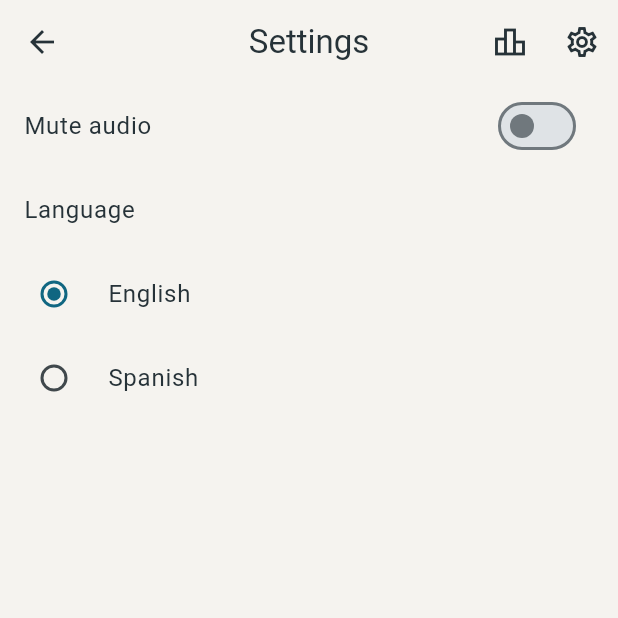
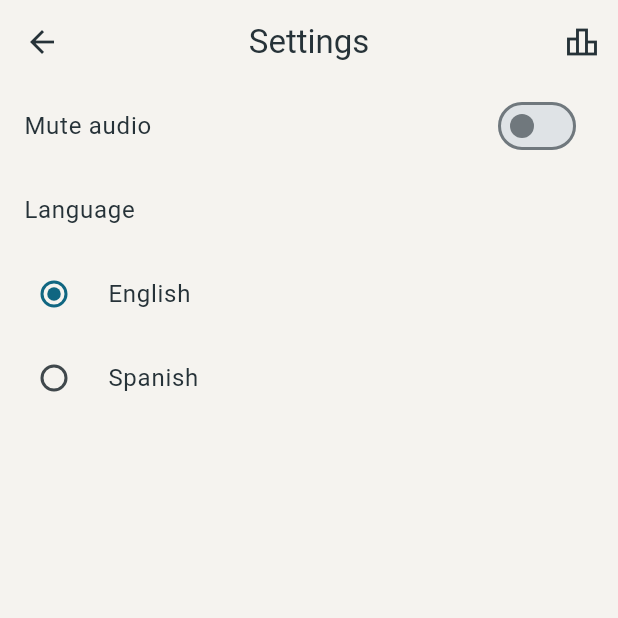
Before and after one commit to Mianjoy/Arrow-Maze-Escape-Puzzle, a Flutter app: the LeaderboardHubScreen screen opened by its route, after a tap on the "settings" icon, on a phone screen of 412 x 824 dp, the top half of it. Run offline on Flutter 3.47's test engine with Material 3 defaults, Android fonts, the phone set to English and light mode, and no system bars; our stand-ins replace audioplayers, shared_preferences; accounts and stored records are empty; network calls fail.

Commit message:
fix(ui): resolve leaderboard crash, nav context and level progress refresh
- Copy level list before sort in LeaderboardHubScreen
- Hide redundant nav icons on leaderboard and settings screens
- Disable back navigation on home root screen
- Refresh level progress via RouteAware when returning from game
- Enlarge arrowheads for clearer direction
- Add i18n empty/error messages and AI_USAGE.md entry (#28)

```diff
--- a/lib/l10n/app_strings.dart
+++ b/lib/l10n/app_strings.dart
@@ -120,6 +120,18 @@ abstract class AppStrings {
 
   /// Notificación cuando falla la actualización del catálogo.
   String get levelsRefreshFailed;
+
+  /// Mensaje cuando un nivel no tiene entradas en la clasificación.
+  String get leaderboardNoScores;
+
+  /// Mensaje cuando falla la carga del ranking de un nivel.
+  String get leaderboardLoadFailed;
+
+  /// Mensaje cuando el hub de clasificación no tiene niveles disponibles.
+  String get leaderboardHubNoLevels;
+
+  /// Mensaje cuando falla la carga del hub de clasificación.
+  String get leaderboardHubLoadFailed;
 }
 
 /// Cadenas en inglés (idioma por defecto).
@@ -238,6 +250,18 @@ class AppStringsEn extends AppStrings {
 
   @override
   String get levelsRefreshFailed => 'Could not refresh the level catalog.';
+
+  @override
+  String get leaderboardNoScores => 'No scores recorded for this level yet.';
+
+  @override
+  String get leaderboardLoadFailed => 'Could not load the leaderboard. Try again later.';
+
+  @override
+  String get leaderboardHubNoLevels => 'No levels available to show rankings.';
+
+  @override
+  String get leaderboardHubLoadFailed => 'Could not load levels for the leaderboard.';
 }
 
 /// Cadenas en español.
@@ -357,6 +381,18 @@ class AppStringsEs extends AppStrings {
 
   @override
   String get levelsRefreshFailed => 'No se pudo actualizar el catálogo de niveles.';
+
+  @override
+  String get leaderboardNoScores => 'Aún no hay registros en este nivel.';
+
+  @override
+  String get leaderboardLoadFailed => 'No se pudo cargar la clasificación. Intenta más tarde.';
+
+  @override
+  String get leaderboardHubNoLevels => 'No hay niveles disponibles para mostrar clasificaciones.';
+
+  @override
+  String get leaderboardHubLoadFailed => 'No se pudieron cargar los niveles para la clasificación.';
 }
 
 /// Provee [AppStrings] a descendientes del árbol de widgets vía `of(context)`.
--- a/lib/main.dart
+++ b/lib/main.dart
@@ -62,6 +62,7 @@ import 'presentation/result/result_screen_args.dart';
 import 'presentation/result/victory_screen.dart';
 import 'presentation/settings/app_settings_controller.dart';
 import 'presentation/settings/settings_screen.dart';
+import 'presentation/navigation/app_route_observer.dart';
 import 'presentation/theme/app_theme.dart';
 import 'presentation/widgets/phone_frame.dart';
 
@@ -372,6 +373,7 @@ class _ArrowMazeAppState extends State<ArrowMazeApp> {
           locale: locale,
           theme: AppTheme.build(),
           initialRoute: '/home',
+          navigatorObservers: [appRouteObserver],
           builder: (context, child) {
             return child ?? const SizedBox.shrink();
           },
--- a/lib/presentation/game/widgets/arrow_board_painter.dart
+++ b/lib/presentation/game/widgets/arrow_board_painter.dart
@@ -16,7 +16,8 @@ class ArrowBoardPainter extends CustomPainter {
   });
 
   static const _strokeFactor = 0.12;
-  static const _headLengthFactor = 1.8;
+  static const _headLengthFactor = 2.8;
+  static const _headWidthFactor = 1.0;
   static const _headMarginFactor = 0.5;
   static const _cornerRadiusFactor = 1.4;
 
@@ -55,7 +56,7 @@ class ArrowBoardPainter extends CustomPainter {
     final color = _colorForArrow(arrow);
     final strokeWidth = math.min(cellWidth, cellHeight) * _strokeFactor;
     final headLength = strokeWidth * _headLengthFactor;
-    final headHalfWidth = strokeWidth / 2;
+    final headHalfWidth = strokeWidth * _headWidthFactor;
     final headMargin = strokeWidth * _headMarginFactor;
     final cornerRadius = strokeWidth * _cornerRadiusFactor;
 
--- a/lib/presentation/leaderboard/leaderboard_hub_screen.dart
+++ b/lib/presentation/leaderboard/leaderboard_hub_screen.dart
@@ -19,7 +19,7 @@ class LeaderboardHubScreen extends StatefulWidget {
 
 class _LeaderboardHubScreenState extends State<LeaderboardHubScreen> {
   List<Level> _levels = const [];
-  Object? _error;
+  bool _loadFailed = false;
   bool _isLoading = true;
 
   @override
@@ -31,20 +31,27 @@ class _LeaderboardHubScreenState extends State<LeaderboardHubScreen> {
   Future<void> _loadLevels() async {
     setState(() {
       _isLoading = true;
-      _error = null;
+      _loadFailed = false;
     });
 
     try {
       final levels = await widget.loadLevelsUseCase.execute();
       if (!mounted) return;
+      final sorted = List<Level>.from(levels)
+        ..sort((a, b) {
+          final an = a.levelNumber ?? 0;
+          final bn = b.levelNumber ?? 0;
+          if (an != bn) return an.compareTo(bn);
+          return a.id.value.compareTo(b.id.value);
+        });
       setState(() {
-        _levels = levels..sort((a, b) => a.levelNumber.compareTo(b.levelNumber));
+        _levels = sorted;
         _isLoading = false;
       });
-    } catch (error) {
+    } catch (_) {
       if (!mounted) return;
       setState(() {
-        _error = error;
+        _loadFailed = true;
         _isLoading = false;
       });
     }
@@ -57,7 +64,9 @@ class _LeaderboardHubScreenState extends State<LeaderboardHubScreen> {
     return Scaffold(
       appBar: AppBar(
         title: Text(strings.leaderboard),
-        actions: const [AppNavActions()],
+        actions: const [
+          AppNavActions(showLeaderboard: false),
+        ],
       ),
       body: _buildBody(strings),
     );
@@ -68,12 +77,12 @@ class _LeaderboardHubScreenState extends State<LeaderboardHubScreen> {
       return const Center(child: CircularProgressIndicator());
     }
 
-    if (_error != null) {
-      return Center(child: Text('$_error'));
+    if (_loadFailed) {
+      return Center(child: Text(strings.leaderboardHubLoadFailed));
     }
 
     if (_levels.isEmpty) {
-      return const Center(child: Text('No levels available.'));
+      return Center(child: Text(strings.leaderboardHubNoLevels));
     }
 
     return ListView.builder(
--- /dev/null
+++ b/lib/presentation/navigation/app_route_observer.dart
@@ -0,0 +1,4 @@
+import 'package:flutter/material.dart';
+
+/// Observador de rutas compartido para refrescar pantallas al volver del stack.
+final RouteObserver<PageRoute<void>> appRouteObserver = RouteObserver<PageRoute<void>>();
--- a/lib/presentation/settings/settings_screen.dart
+++ b/lib/presentation/settings/settings_screen.dart
@@ -19,7 +19,9 @@ class SettingsScreen extends StatelessWidget {
     return Scaffold(
       appBar: AppBar(
         title: Text(strings.settingsTitle),
-        actions: const [AppNavActions()],
+        actions: const [
+          AppNavActions(showSettings: false),
+        ],
       ),
       body: ListenableBuilder(
         listenable: settingsController,
--- a/lib/presentation/widgets/app_nav_actions.dart
+++ b/lib/presentation/widgets/app_nav_actions.dart
@@ -6,19 +6,29 @@ import '../../l10n/app_strings.dart';
 ///
 /// [leaderboardLevelId] opcional: si está presente, abre el ranking de ese nivel;
 /// si no, abre el selector de niveles para elegir tabla.
+/// Use [showLeaderboard] y [showSettings] para ocultar el icono de la pantalla actual.
 class AppNavActions extends StatelessWidget {
   /// Crea los botones con [leaderboardLevelId] contextual opcional.
-  const AppNavActions({super.key, this.leaderboardLevelId});
+  const AppNavActions({
+    super.key,
+    this.leaderboardLevelId,
+    this.showLeaderboard = true,
+    this.showSettings = true,
+  });
 
   /// Identificador de nivel para abrir su leaderboard directamente.
   final String? leaderboardLevelId;
 
-  /// Navega a ajustes.
+  /// Si es `false`, oculta el botón de clasificación (p. ej. ya en leaderboard).
+  final bool showLeaderboard;
+
+  /// Si es `false`, oculta el botón de ajustes (p. ej. ya en settings).
+  final bool showSettings;
+
   void _openSettings(BuildContext context) {
     Navigator.of(context).pushNamed('/settings');
   }
 
-  /// Navega al hub de clasificación o al ranking de un nivel concreto.
   void _openLeaderboard(BuildContext context) {
     Navigator.of(context).pushNamed(
       '/leaderboard',
@@ -33,12 +43,14 @@ class AppNavActions extends StatelessWidget {
     return Row(
       mainAxisSize: MainAxisSize.min,
       children: [
+        if (showLeaderboard)
           IconButton(
             key: const ValueKey('app-nav-leaderboard'),
             tooltip: strings.leaderboard,
             onPressed: () => _openLeaderboard(context),
             icon: const Icon(Icons.leaderboard_outlined),
           ),
+        if (showSettings)
           IconButton(
             key: const ValueKey('app-nav-settings'),
             tooltip: strings.settingsTitle,
```
Also changed, not shown: lib/presentation/home/home_screen.dart (+9 -5 lines), lib/presentation/leaderboard/leaderboard_screen.dart (+4 -6 lines), lib/presentation/level_select/level_select_screen.dart (+22 -1 lines), 2 other files. Lines whose indentation alone changed are shown as unchanged.
